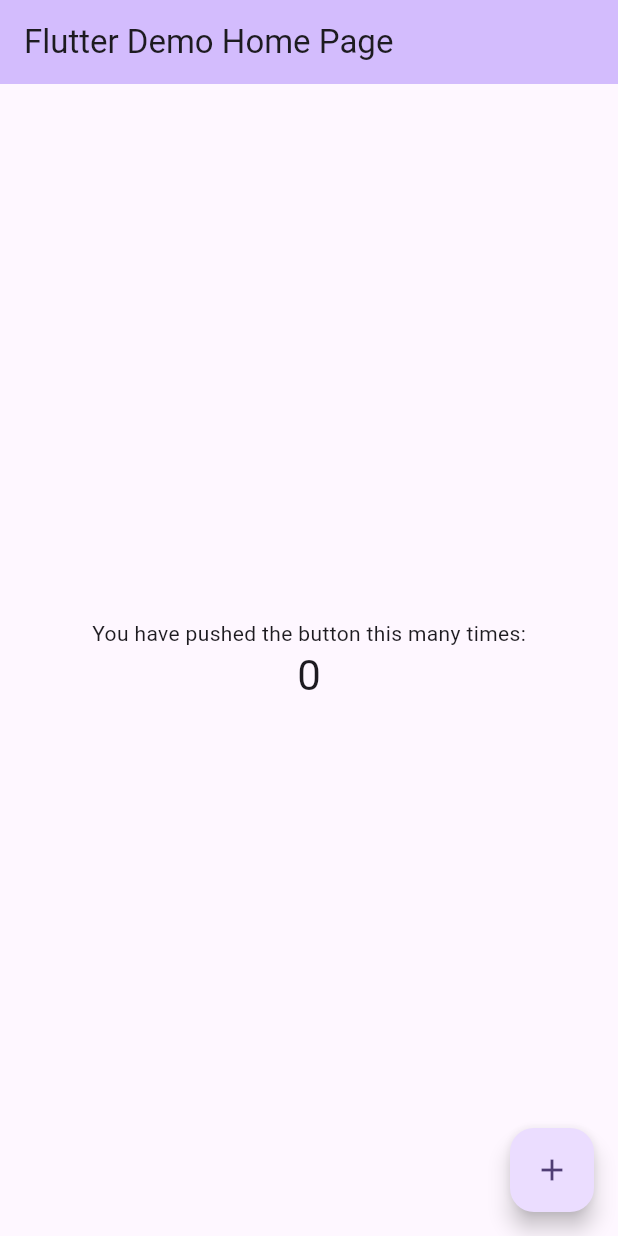
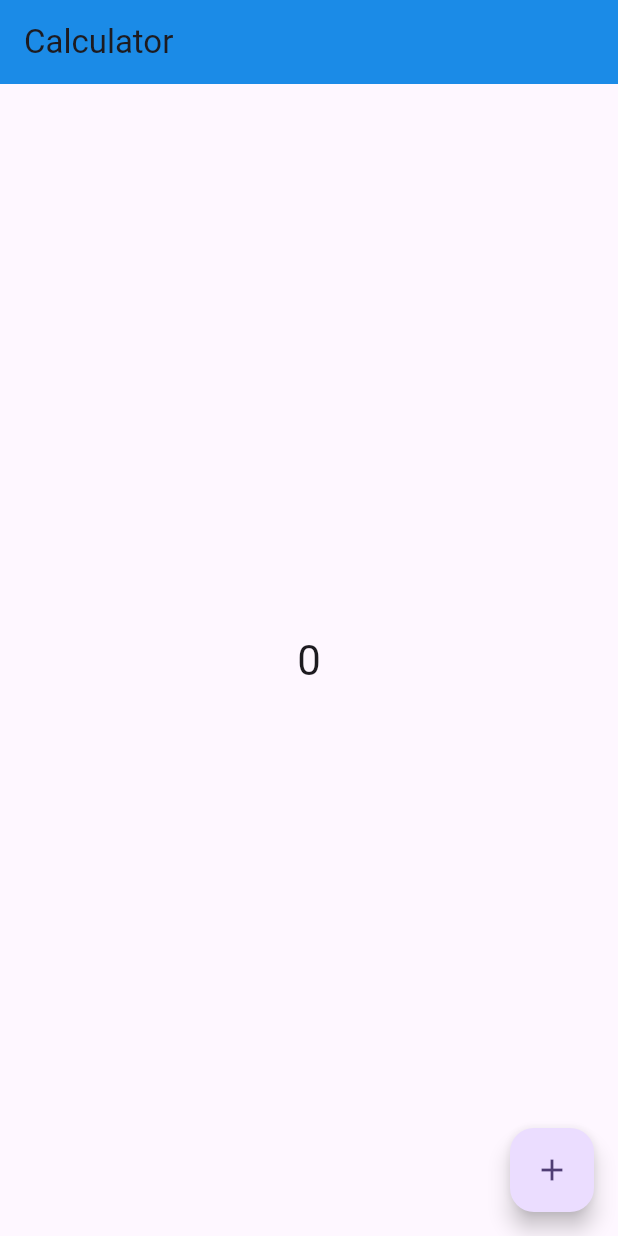
Before and after one commit to matto24/calculator, a Flutter app: the screen it shows after launch, on a phone screen of 412 x 824 dp. Run offline on Flutter 3.47's test engine with Material 2 defaults, Android fonts, the phone set to English and light mode, and no system bars.

Commit message:
removed some text

```diff
--- a/lib/main.dart
+++ b/lib/main.dart
@@ -11,43 +11,18 @@ class MyApp extends StatelessWidget {
   @override
   Widget build(BuildContext context) {
     return MaterialApp(
-      title: 'Flutter Demo',
+      title: 'Calculator',
       theme: ThemeData(
-        // This is the theme of your application.
-        //
-        // TRY THIS: Try running your application with "flutter run". You'll see
-        // the application has a blue toolbar. Then, without quitting the app,
-        // try changing the seedColor in the colorScheme below to Colors.green
-        // and then invoke "hot reload" (save your changes or press the "hot
-        // reload" button in a Flutter-supported IDE, or press "r" if you used
-        // the command line to start the app).
-        //
-        // Notice that the counter didn't reset back to zero; the application
-        // state is not lost during the reload. To reset the state, use hot
-        // restart instead.
-        //
-        // This works for code too, not just values: Most code changes can be
-        // tested with just a hot reload.
         colorScheme: ColorScheme.fromSeed(seedColor: Colors.deepPurple),
         useMaterial3: true,
       ),
-      home: const MyHomePage(title: 'Flutter Demo Home Page'),
+      home: const MyHomePage(title: 'Calculator'),
     );
   }
 }
 
 class MyHomePage extends StatefulWidget {
   const MyHomePage({super.key, required this.title});
-
-  // This widget is the home page of your application. It is stateful, meaning
-  // that it has a State object (defined below) that contains fields that affect
-  // how it looks.
-
-  // This class is the configuration for the state. It holds the values (in this
-  // case the title) provided by the parent (in this case the App widget) and
-  // used by the build method of the State. Fields in a Widget subclass are
-  // always marked "final".
-
   final String title;
 
   @override
@@ -59,55 +34,21 @@ class _MyHomePageState extends State<MyHomePage> {
 
   void _incrementCounter() {
     setState(() {
-      // This call to setState tells the Flutter framework that something has
-      // changed in this State, which causes it to rerun the build method below
-      // so that the display can reflect the updated values. If we changed
-      // _counter without calling setState(), then the build method would not be
-      // called again, and so nothing would appear to happen.
       _counter++;
     });
   }
 
   @override
   Widget build(BuildContext context) {
-    // This method is rerun every time setState is called, for instance as done
-    // by the _incrementCounter method above.
-    //
-    // The Flutter framework has been optimized to make rerunning build methods
-    // fast, so that you can just rebuild anything that needs updating rather
-    // than having to individually change instances of widgets.
     return Scaffold(
       appBar: AppBar(
-        // TRY THIS: Try changing the color here to a specific color (to
-        // Colors.amber, perhaps?) and trigger a hot reload to see the AppBar
-        // change color while the other colors stay the same.
-        backgroundColor: Theme.of(context).colorScheme.inversePrimary,
-        // Here we take the value from the MyHomePage object that was created by
-        // the App.build method, and use it to set our appbar title.
+        backgroundColor: const Color.fromARGB(255, 27, 139, 231),
         title: Text(widget.title),
       ),
       body: Center(
-        // Center is a layout widget. It takes a single child and positions it
-        // in the middle of the parent.
         child: Column(
-          // Column is also a layout widget. It takes a list of children and
-          // arranges them vertically. By default, it sizes itself to fit its
-          // children horizontally, and tries to be as tall as its parent.
-          //
-          // Column has various properties to control how it sizes itself and
-          // how it positions its children. Here we use mainAxisAlignment to
-          // center the children vertically; the main axis here is the vertical
-          // axis because Columns are vertical (the cross axis would be
-          // horizontal).
-          //
-          // TRY THIS: Invoke "debug painting" (choose the "Toggle Debug Paint"
-          // action in the IDE, or press "p" in the console), to see the
-          // wireframe for each widget.
           mainAxisAlignment: MainAxisAlignment.center,
           children: <Widget>[
-            const Text(
-              'You have pushed the button this many times:',
-            ),
             Text(
               '$_counter',
               style: Theme.of(context).textTheme.headlineMedium,
@@ -119,7 +60,7 @@ class _MyHomePageState extends State<MyHomePage> {
         onPressed: _incrementCounter,
         tooltip: 'Increment',
         child: const Icon(Icons.add),
-      ), // This trailing comma makes auto-formatting nicer for build methods.
+      ),
     );
   }
 }
```
